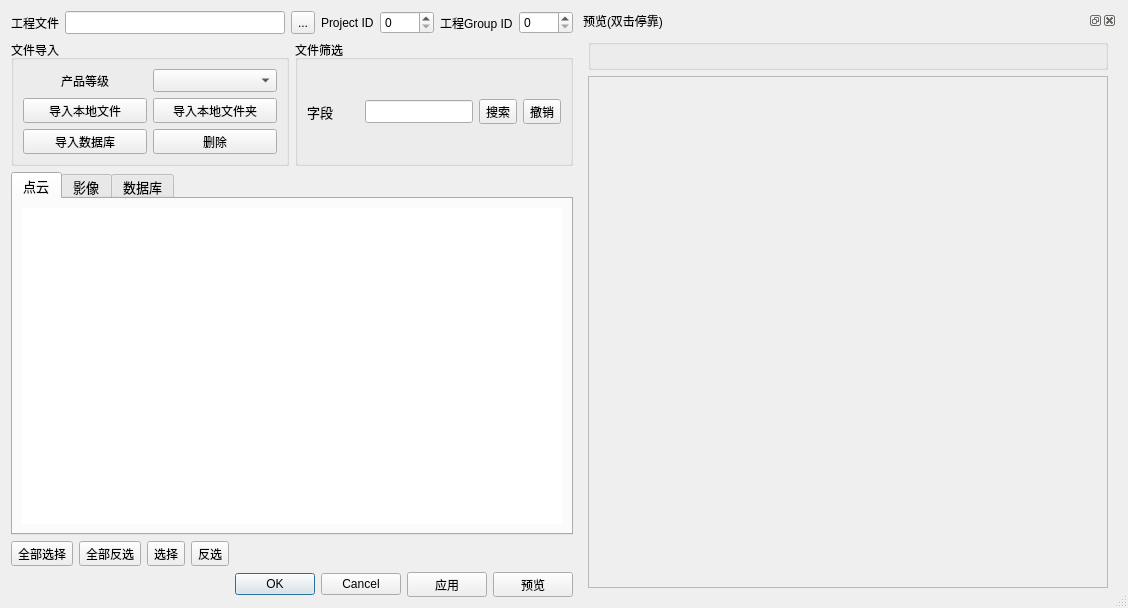
Old version of the form qCC/ui_templates/bdrProjectDlg.ui in the repository CloudCompare/CloudCompare.
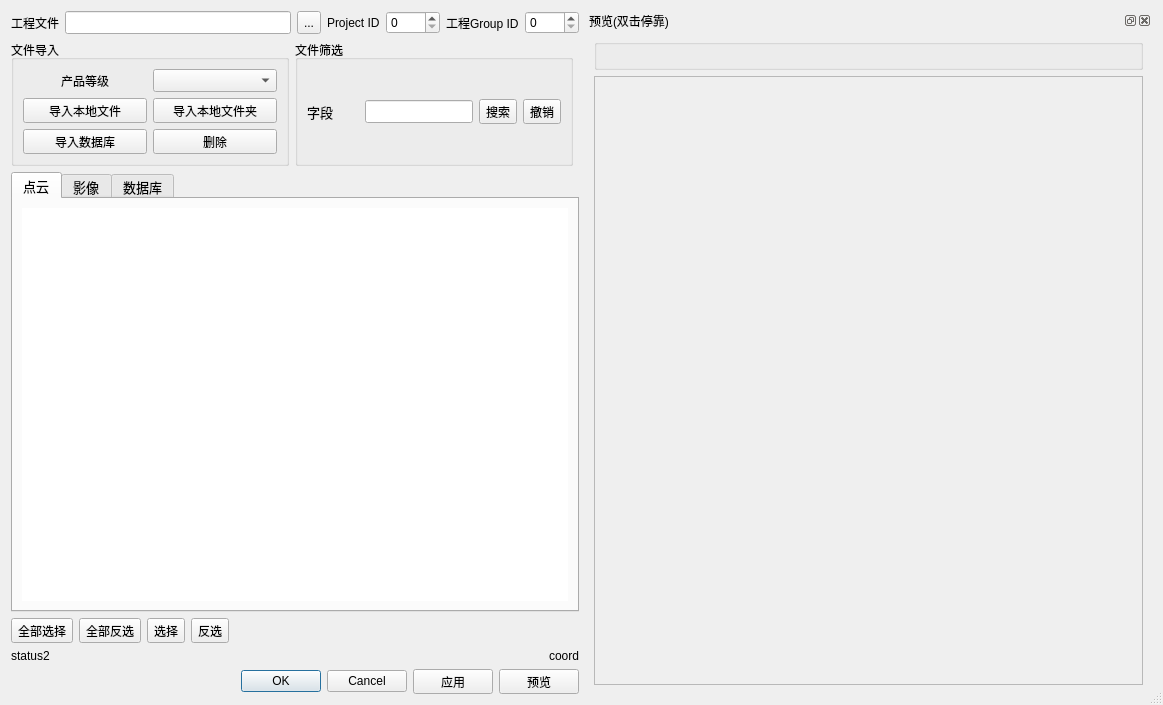
New version of the form.

The edit to the form file:
```diff
--- a/qCC/ui_templates/bdrProjectDlg.ui
+++ b/qCC/ui_templates/bdrProjectDlg.ui
@@ -6,8 +6,8 @@
    <rect>
     <x>0</x>
     <y>0</y>
-    <width>1128</width>
-    <height>591</height>
+    <width>1163</width>
+    <height>705</height>
    </rect>
   </property>
   <property name="windowTitle">
@@ -16,8 +16,8 @@
   <property name="sizeGripEnabled">
    <bool>true</bool>
   </property>
-  <layout class="QGridLayout" name="gridLayout_7">
-   <item row="0" column="0">
+  <layout class="QHBoxLayout" name="horizontalLayout_8">
+   <item>
     <layout class="QVBoxLayout" name="verticalLayout_2">
      <item>
       <layout class="QHBoxLayout" name="horizontalLayout_7">
@@ -615,6 +615,45 @@
        </item>
       </layout>
      </item>
+     <item>
+      <layout class="QHBoxLayout" name="horizontalLayout_4">
+       <item>
+        <widget class="QLabel" name="statusPrjLabel">
+         <property name="sizePolicy">
+          <sizepolicy hsizetype="Expanding" vsizetype="Preferred">
+           <horstretch>0</horstretch>
+           <verstretch>0</verstretch>
+          </sizepolicy>
+         </property>
+         <property name="minimumSize">
+          <size>
+           <width>0</width>
+           <height>0</height>
+          </size>
+         </property>
+         <property name="text">
+          <string>status2</string>
+         </property>
+        </widget>
+       </item>
+       <item>
+        <widget class="QLabel" name="statusPreviewLabel">
+         <property name="sizePolicy">
+          <sizepolicy hsizetype="Expanding" vsizetype="Preferred">
+           <horstretch>0</horstretch>
+           <verstretch>0</verstretch>
+          </sizepolicy>
+         </property>
+         <property name="text">
+          <string>coord</string>
+         </property>
+         <property name="alignment">
+          <set>Qt::AlignRight|Qt::AlignTrailing|Qt::AlignVCenter</set>
+         </property>
+        </widget>
+       </item>
+      </layout>
+     </item>
      <item>
       <layout class="QHBoxLayout" name="horizontalLayout_5">
        <property name="spacing">
@@ -687,7 +726,7 @@
      </item>
     </layout>
    </item>
-   <item row="0" column="1">
+   <item>
     <widget class="QDockWidget" name="previewDockWidget">
      <property name="floating">
       <bool>false</bool>
@@ -699,8 +738,8 @@
       <string>预览(双击停靠)</string>
      </property>
      <widget class="QWidget" name="dockWidgetContents_3">
-      <layout class="QGridLayout" name="gridLayout_5">
-       <item row="0" column="0">
+      <layout class="QVBoxLayout" name="verticalLayout_3">
+       <item>
         <layout class="QVBoxLayout" name="previewVerticalLayout">
          <item>
           <widget class="QGroupBox" name="previewInfoGroupBox">
@@ -715,6 +754,8 @@
            </property>
           </widget>
          </item>
+        </layout>
+       </item>
          <item>
           <widget class="QFrame" name="previewFrame">
            <property name="enabled">
@@ -739,8 +780,6 @@
             <enum>QFrame::Raised</enum>
            </property>
           </widget>
-         </item>
-        </layout>
        </item>
       </layout>
      </widget>
```
Lines whose indentation alone changed are shown as unchanged.
